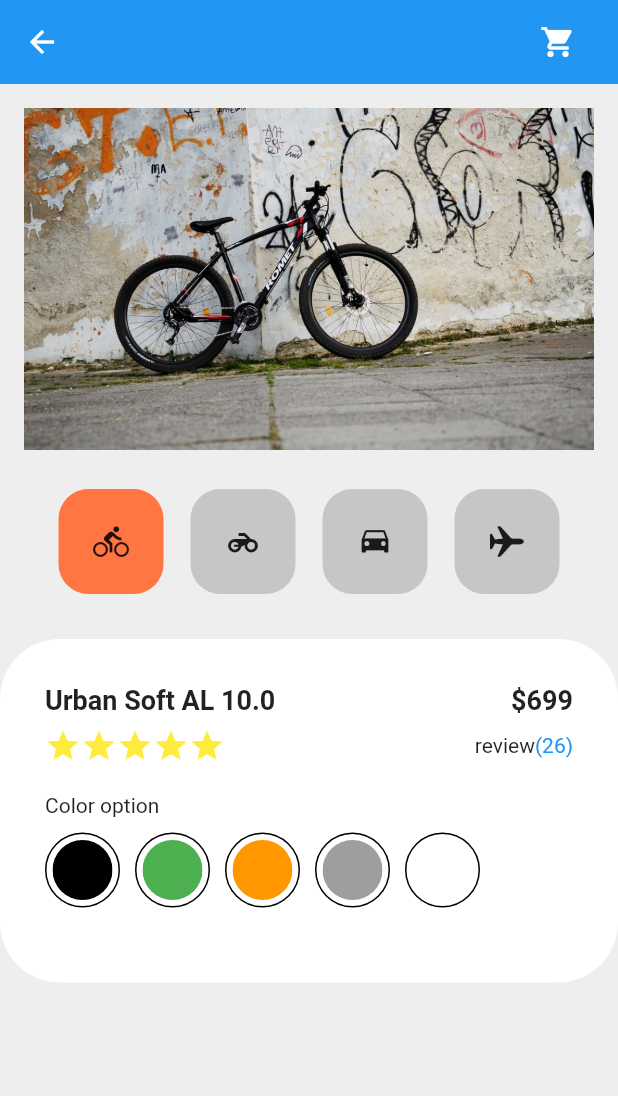
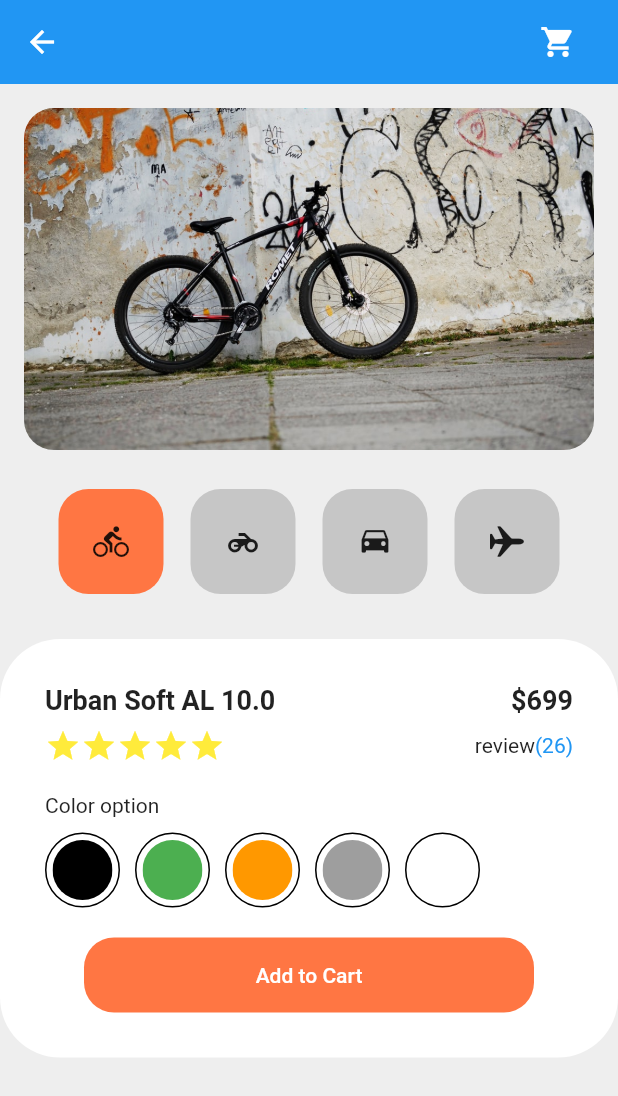
Before and after one commit to KIMINJOONG/flutter_shoppingcart, a Flutter app: the screen it shows after launch, on a phone screen of 412 x 824 dp. Shown: the top 1096 px of the screen. Run offline on Flutter 3.47's test engine with Material 2 defaults, Android fonts, the phone set to English and light mode, and no system bars.

Commit message:
shopping cart detail part three 1. CupertinoAlertDialog widget

```diff
--- a/lib/components/shoppingcart_detail.dart
+++ b/lib/components/shoppingcart_detail.dart
@@ -1,5 +1,7 @@
+import 'package:flutter/cupertino.dart';
 import 'package:flutter/material.dart';
 import 'package:flutter/widgets.dart';
+import 'package:flutter_shoppingcart/constants.dart';
 
 class ShoppingCartDetail extends StatelessWidget {
 
@@ -17,7 +19,7 @@ class ShoppingCartDetail extends StatelessWidget {
             _buildDetailNameAndPrice(),
             _buildDetailRatingAndReviewCount(),
             _buildDetailColorOptions(),
-            _buildDetailButton()
+            _buildDetailButton(context)
           ],
         ),
       ),
@@ -119,7 +121,38 @@ class ShoppingCartDetail extends StatelessWidget {
     );
   }
 
-  Widget _buildDetailButton() {
-    return SizedBox();
+  Widget _buildDetailButton(BuildContext context, ) {
+    return TextButton(
+        onPressed: () => {
+          showCupertinoDialog(
+              context: context,
+              builder: (context) => CupertinoAlertDialog(
+                title: Text("장바구니에 담으시겠습니까?"),
+                actions: [
+                  CupertinoDialogAction(
+                      child: Text("확인"),
+                    onPressed: () {
+                        print("장바구니에 담김");
+                        Navigator.pop(context);
+                    },
+                  ),
+                ],
+              )
+          ),
+        },
+        child: Text(
+          "Add to Cart",
+          style: TextStyle(
+            color: Colors.white
+          ),
+        ),
+        style: TextButton.styleFrom(
+          backgroundColor: kAccentColor,
+          minimumSize: Size(300, 50),
+          shape: RoundedRectangleBorder( // 꼭 기억하기
+            borderRadius: BorderRadius.circular(20),
+          )
+        ),
+    );
   }
 }
--- a/lib/components/shppingcart_header.dart
+++ b/lib/components/shppingcart_header.dart
@@ -32,12 +32,15 @@ class _ShoppingCartHeaderState extends State<ShoppingCartHeader> {
   Widget _buildHeaderPic() {
     return Padding(
       padding: const EdgeInsets.all(16.0),
+      child: ClipRRect(
+        borderRadius: BorderRadius.circular(20),
         child: AspectRatio(
             aspectRatio: 5 / 3,
             child: Image.asset(
               selectedPic[selectedId],
               fit: BoxFit.cover,
             )),
+      ),
     );
   }
 
```
Lines whose indentation alone changed are shown as unchanged.
